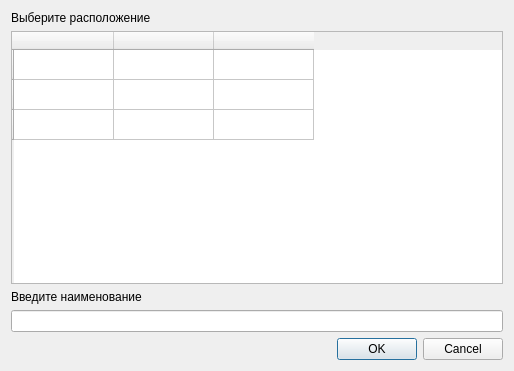
Before: the Qt Designer form dialog.ui in ZoomEXE/GladyshProg, drawn with Qt 5.
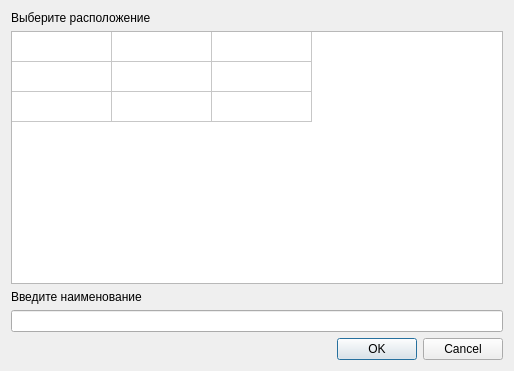
After: the same form once the commit is applied.

What changed in the file:
```diff
--- a/dialog.ui
+++ b/dialog.ui
@@ -27,9 +27,33 @@
        </item>
        <item>
         <widget class="QTableWidget" name="tableWidget">
+         <property name="cursor" stdset="0">
+          <cursorShape>ArrowCursor</cursorShape>
+         </property>
+         <property name="autoFillBackground">
+          <bool>false</bool>
+         </property>
+         <property name="sizeAdjustPolicy">
+          <enum>QAbstractScrollArea::AdjustIgnored</enum>
+         </property>
+         <property name="editTriggers">
+          <set>QAbstractItemView::NoEditTriggers</set>
+         </property>
          <property name="tabKeyNavigation">
           <bool>false</bool>
          </property>
+         <property name="selectionMode">
+          <enum>QAbstractItemView::SingleSelection</enum>
+         </property>
+         <property name="textElideMode">
+          <enum>Qt::ElideRight</enum>
+         </property>
+         <attribute name="horizontalHeaderVisible">
+          <bool>false</bool>
+         </attribute>
+         <attribute name="verticalHeaderVisible">
+          <bool>false</bool>
+         </attribute>
          <row>
           <property name="text">
            <string/>
@@ -60,6 +84,51 @@
            <string/>
           </property>
          </column>
+         <item row="0" column="0">
+          <property name="text">
+           <string/>
+          </property>
+         </item>
+         <item row="0" column="1">
+          <property name="text">
+           <string/>
+          </property>
+         </item>
+         <item row="0" column="2">
+          <property name="text">
+           <string/>
+          </property>
+         </item>
+         <item row="1" column="0">
+          <property name="text">
+           <string/>
+          </property>
+         </item>
+         <item row="1" column="1">
+          <property name="text">
+           <string/>
+          </property>
+         </item>
+         <item row="1" column="2">
+          <property name="text">
+           <string/>
+          </property>
+         </item>
+         <item row="2" column="0">
+          <property name="text">
+           <string/>
+          </property>
+         </item>
+         <item row="2" column="1">
+          <property name="text">
+           <string/>
+          </property>
+         </item>
+         <item row="2" column="2">
+          <property name="text">
+           <string/>
+          </property>
+         </item>
         </widget>
        </item>
       </layout>
```
